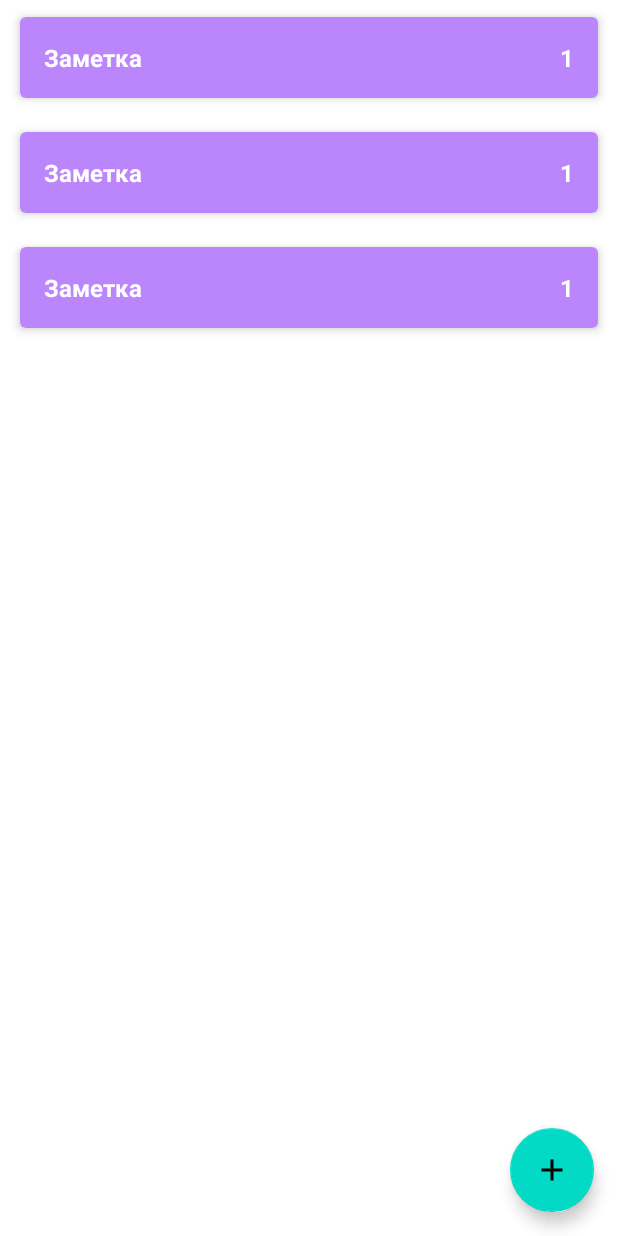
After one commit to Qarapapax/Notes_Raul, an Android app: the layout fragment_main.xml on its own in the app's theme, with its tools: preview values and no code run, on a phone screen of 412 x 824 dp. The commit adds this screen. Run offline under Robolectric (Android 15) with nearby library versions, the phone set to English and light mode, and no system bars.

Commit message:
first fragment set up

```diff
--- a/app/src/main/java/com/example/notes_raul/di/ApplicationComponent.kt
+++ b/app/src/main/java/com/example/notes_raul/di/ApplicationComponent.kt
@@ -2,6 +2,7 @@ package com.example.notes_raul.di
 
 import android.app.Application
 import com.example.notes_raul.presentation.MainActivity
+import com.example.notes_raul.presentation.MainFragment
 import com.example.notes_raul.presentation.NoteItemActivity
 import dagger.Binds
 import dagger.BindsInstance
@@ -16,7 +17,7 @@ import dagger.Component
 )
 interface ApplicationComponent {
 
-    fun inject(activity: MainActivity)
+    fun inject(fragment: MainFragment)
 
     fun inject(activity: NoteItemActivity)
 
--- /dev/null
+++ b/app/src/main/res/layout/fragment_main.xml
@@ -0,0 +1,32 @@
+<?xml version="1.0" encoding="utf-8"?>
+<androidx.constraintlayout.widget.ConstraintLayout xmlns:android="http://schemas.android.com/apk/res/android"
+    xmlns:app="http://schemas.android.com/apk/res-auto"
+    xmlns:tools="http://schemas.android.com/tools"
+    android:layout_width="match_parent"
+    android:layout_height="match_parent"
+    tools:context=".presentation.MainFragment">
+
+    <androidx.recyclerview.widget.RecyclerView
+        android:id="@+id/rv_note_list"
+        android:layout_width="0dp"
+        android:layout_height="0dp"
+        app:layoutManager="androidx.recyclerview.widget.LinearLayoutManager"
+        app:layout_constraintBottom_toBottomOf="parent"
+        app:layout_constraintEnd_toEndOf="parent"
+        app:layout_constraintStart_toStartOf="parent"
+        app:layout_constraintTop_toTopOf="parent"
+        tools:listitem="@layout/notes" />
+
+    <com.google.android.material.floatingactionbutton.FloatingActionButton
+        android:id="@+id/button_add_note"
+        android:layout_width="wrap_content"
+        android:layout_height="wrap_content"
+        android:layout_marginEnd="16dp"
+        android:layout_marginBottom="16dp"
+        android:clickable="true"
+        android:focusable="true"
+        app:layout_constraintBottom_toBottomOf="parent"
+        app:layout_constraintEnd_toEndOf="parent"
+        app:srcCompat="@drawable/ic_add" />
+
+</androidx.constraintlayout.widget.ConstraintLayout>
```
Also changed, not shown: app/src/main/java/com/example/notes_raul/presentation/MainActivity.kt (+2 -58 lines), app/src/main/java/com/example/notes_raul/presentation/MainFragment.kt (added, +86 -0 lines), app/src/main/res/layout/activity_main.xml (+4 -24 lines), app/src/main/res/values/strings.xml (+7 -5 lines).
